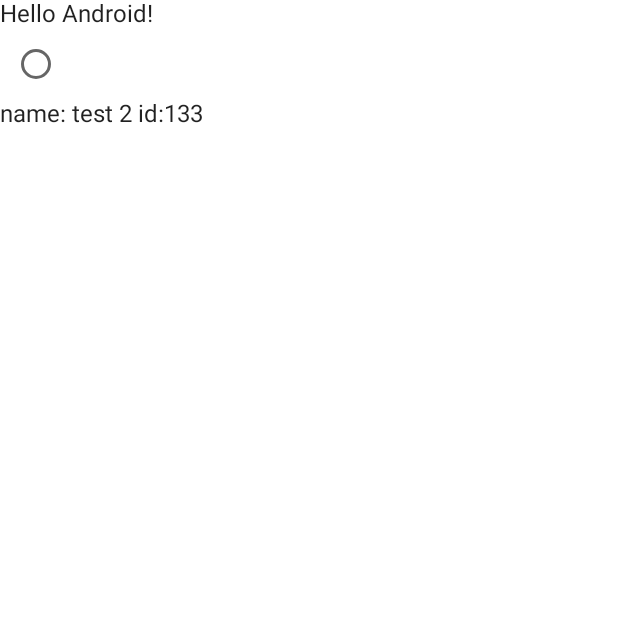
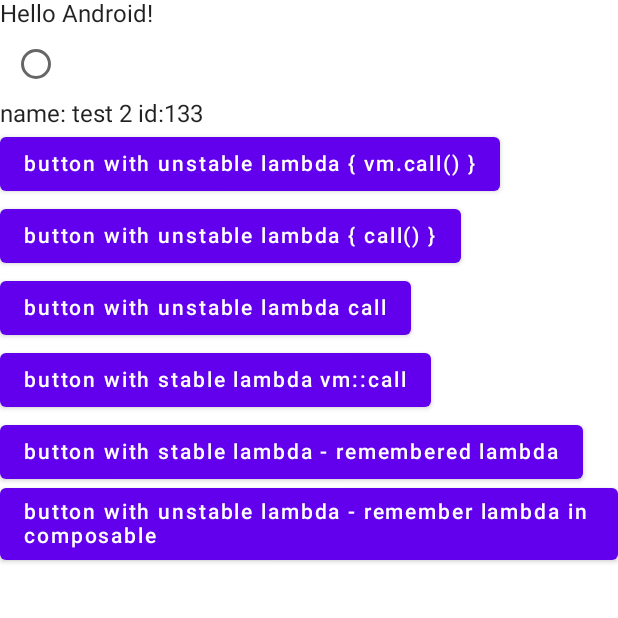
Before and after one commit to PaulinaSadowska/ComposePerformancePlayground, an Android app built with Jetpack Compose: the screen it shows after launch (MainActivity), on a phone screen of 412 x 824 dp, the top half of it. Run offline under Robolectric (Android 15) with nearby library versions, the phone set to English and light mode, and no system bars; our stand-ins replace Dagger/Hilt's generated code, livedata-compose.

Commit message:
unstable lambdaas

```diff
--- a/app/src/main/java/com/example/composeperformanceplayground/MainActivity.kt
+++ b/app/src/main/java/com/example/composeperformanceplayground/MainActivity.kt
@@ -5,6 +5,8 @@ import androidx.activity.ComponentActivity
 import androidx.activity.compose.setContent
 import androidx.compose.foundation.layout.Column
 import androidx.compose.foundation.layout.fillMaxSize
+import androidx.compose.foundation.rememberScrollState
+import androidx.compose.foundation.verticalScroll
 import androidx.compose.material.MaterialTheme
 import androidx.compose.material.RadioButton
 import androidx.compose.material.Surface
@@ -23,7 +25,8 @@ class MainActivity : ComponentActivity() {
                 // A surface container using the 'background' color from the theme
                 val viewModel = hiltViewModel<TypicalViewModel>()
                 Surface(modifier = Modifier.fillMaxSize(), color = MaterialTheme.colors.background) {
-                    Column {
+                    val scrollState = rememberScrollState()
+                    Column(modifier = Modifier.verticalScroll(scrollState)) {
                         Greeting("Android")
                         val checked = remember { mutableStateOf(false) }
                         RadioButton(selected = checked.value, onClick = {
@@ -31,6 +34,21 @@ class MainActivity : ComponentActivity() {
                             checked.value = !checked.value
                         })
                         UnstableClassUsageScreen()
+                        UnstableLambdaScreen()
+                        UnstableLambdaScreenV2 {
+                            viewModel.onContinueClick()
+                        }
+                        UnstableLambdaScreenV3 {
+                            viewModel.onContinueClick()
+                        }
+                        StableLambdaScreen()
+                        val stableLambda = remember(viewModel) {
+                            { viewModel.onContinueClick() }
+                        }
+                        StableLambdaScreenV2(stableLambda)
+                        UnstableLambdaScreenV4 {
+                            viewModel.onContinueClick()
+                        }
                     }
                 }
             }
--- a/app/src/main/java/com/example/composeperformanceplayground/UnstableClassUsageScreen.kt
+++ b/app/src/main/java/com/example/composeperformanceplayground/UnstableClassUsageScreen.kt
@@ -49,6 +49,10 @@ class TypicalViewModel @Inject constructor() : ViewModel() {
             _user2.value = _user2.value?.copy(name = "SECOND TEST $i")
         }
     }
+
+    fun onContinueClick() {
+
+    }
 }
 
 @Composable
--- /dev/null
+++ b/app/src/main/java/com/example/composeperformanceplayground/UnstableLambdaScreen.kt
@@ -0,0 +1,67 @@
+package com.example.composeperformanceplayground
+
+import androidx.compose.foundation.layout.Column
+import androidx.compose.material.Button
+import androidx.compose.material.Text
+import androidx.compose.runtime.Composable
+import androidx.compose.runtime.remember
+import androidx.hilt.navigation.compose.hiltViewModel
+
+@Composable
+fun UnstableLambdaScreen(viewModel: TypicalViewModel = hiltViewModel()) {
+    Column {
+        // button is not skippable due to usage of viewModel.onContinueClick()
+        Button(onClick = { viewModel.onContinueClick() }) {
+            Text(text = "button with unstable lambda { vm.call() }")
+        }
+    }
+}
+
+@Composable
+fun UnstableLambdaScreenV2(onContinueClick: () -> Unit) {
+    Column {
+        Button(onClick = { onContinueClick() }) {
+            Text(text = "button with unstable lambda { call() }")
+        }
+    }
+}
+
+
+@Composable
+fun UnstableLambdaScreenV3(onContinueClick: () -> Unit) {
+    Column {
+        Button(onClick = onContinueClick) {
+            Text(text = "button with unstable lambda call")
+        }
+    }
+}
+
+@Composable
+fun UnstableLambdaScreenV4(onContinueClick: () -> Unit) {
+    val stableLambda = remember {
+        { onContinueClick() }
+    }
+    Column {
+        Button(onClick = { stableLambda() }) {
+            Text(text = "button with unstable lambda - remember lambda in composable")
+        }
+    }
+}
+
+@Composable
+fun StableLambdaScreen(viewModel: TypicalViewModel = hiltViewModel()) {
+    Column {
+        Button(onClick = viewModel::onContinueClick) {
+            Text(text = "button with stable lambda vm::call")
+        }
+    }
+}
+
+@Composable
+fun StableLambdaScreenV2(onContinueClick: () -> Unit) {
+    Column {
+        Button(onClick = { onContinueClick() }) {
+            Text(text = "button with stable lambda - remembered lambda")
+        }
+    }
+}
```
